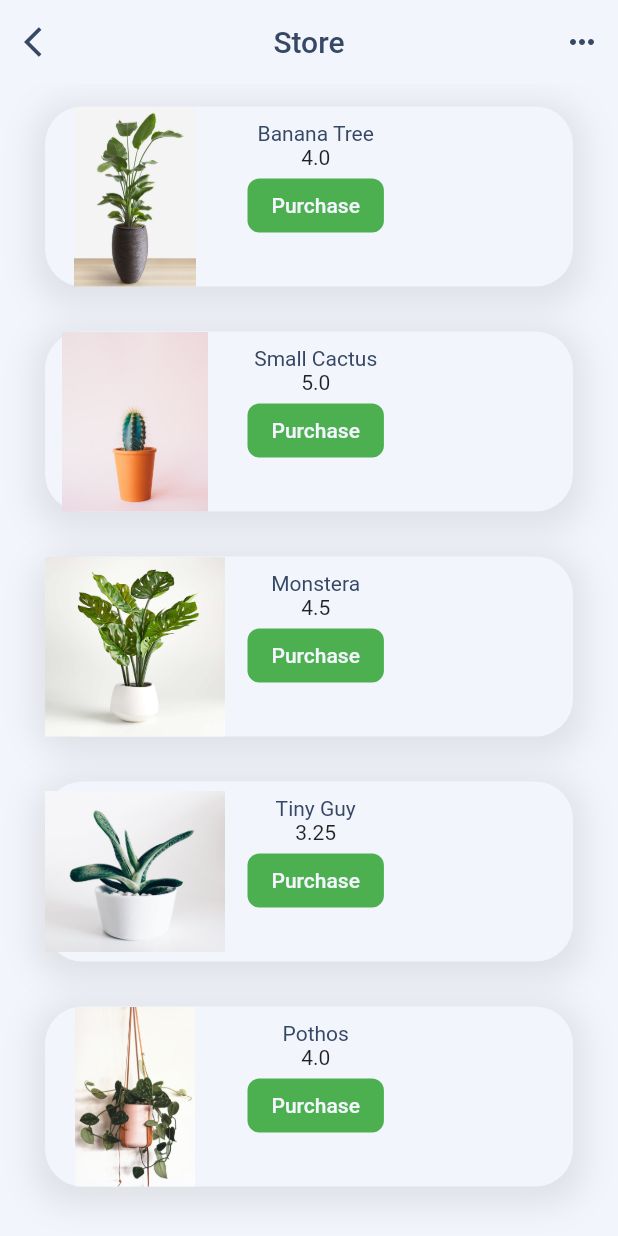
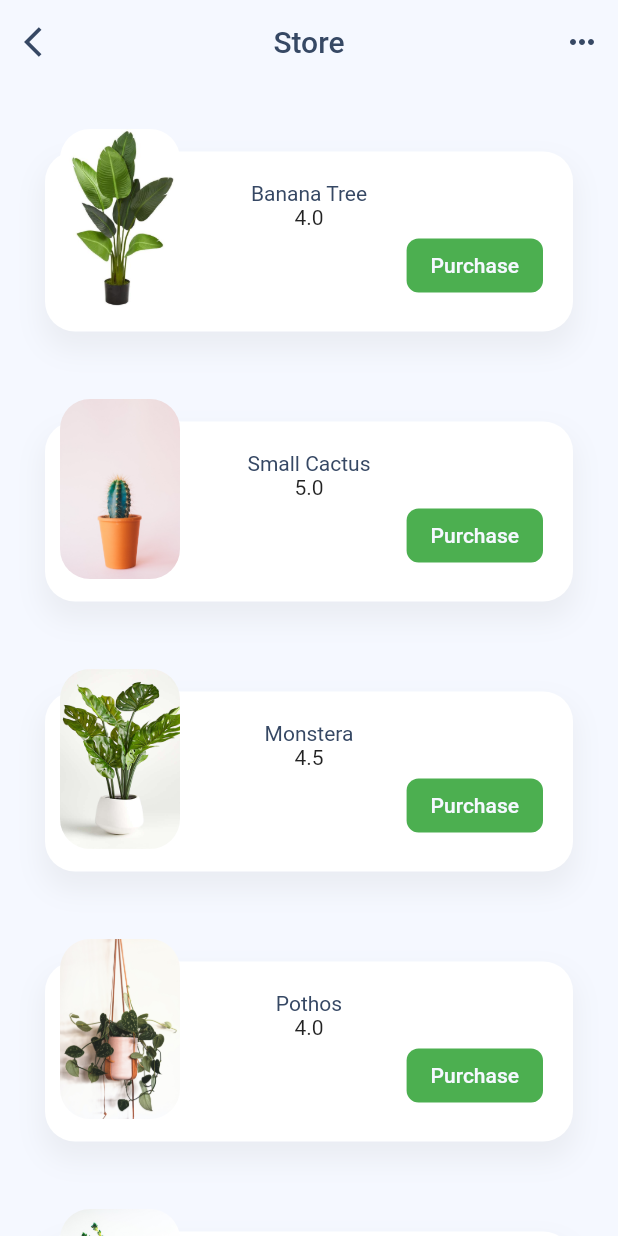
Before and after one commit to MatthieuNadeau96/plant_shop, a Flutter app: the screen it shows after launch, on a phone screen of 412 x 824 dp. Run offline on Flutter 3.47's test engine with Material 2 defaults, Android fonts, the phone set to English and light mode, and no system bars.

Commit message:
Changed the store_item images to stack onto the container & fixed the position of the store_item list for larger devices

```diff
--- a/lib/data/data.dart
+++ b/lib/data/data.dart
@@ -3,7 +3,7 @@ import 'package:plant_shop/model/plant_model.dart';
 List<PlantModel> getPlants() {
   List<PlantModel> plants = [
     PlantModel(
-      image: 'assets/images/banana-tree.jpg',
+      image: 'assets/images/banana-tree-2.jpg',
       name: 'Banana Tree',
       description: '',
       rating: 4.0,
@@ -24,19 +24,19 @@ List<PlantModel> getPlants() {
       price: 69.99,
     ),
     PlantModel(
-      image: 'assets/images/tiny-plant.jpg',
-      name: 'Tiny Guy',
-      description: '',
-      rating: 3.25,
-      price: 9.99,
-    ),
-    PlantModel(
       image: 'assets/images/pothos-type-plant.jpg',
       name: 'Pothos',
       description: '',
       rating: 4.00,
       price: 19.99,
     ),
+    PlantModel(
+      image: 'assets/images/blurry-succulent.jpg',
+      name: 'Succulent',
+      description: '',
+      rating: 4.25,
+      price: 9.99,
+    ),
   ];
   return plants;
 }
--- a/lib/main.dart
+++ b/lib/main.dart
@@ -13,7 +13,7 @@ class MyApp extends StatelessWidget {
       title: 'Flutter Demo',
       theme: ThemeData(
         primarySwatch: Colors.blue,
-        canvasColor: Color(0xffF2F5FC),
+        canvasColor: Color(0xffF5F8FF),
         textTheme: TextTheme(
           bodyText1: TextStyle(
             color: Color(0xff364864),
--- a/lib/screens/store_screen.dart
+++ b/lib/screens/store_screen.dart
@@ -25,7 +25,8 @@ class _StoreScreenState extends State<StoreScreen> {
       appBar: MyAppBar(
         title: 'Store',
       ),
-      body: Container(
+      body: SafeArea(
+        child: Container(
           child: ListView.builder(
             itemCount: plants.length,
             itemBuilder: (context, index) {
@@ -40,6 +41,7 @@ class _StoreScreenState extends State<StoreScreen> {
             },
           ),
         ),
+      ),
     );
   }
 }
--- a/lib/widgets/store_item.dart
+++ b/lib/widgets/store_item.dart
@@ -18,36 +18,29 @@ class StoreItem extends StatelessWidget {
   @override
   Widget build(BuildContext context) {
     ThemeData theme = Theme.of(context);
-    return Container(
+    Size deviceSize = MediaQuery.of(context).size;
+    return Center(
+      child: Container(
+        width: deviceSize.width < 600 ? deviceSize.width : 600,
+        padding: const EdgeInsets.only(top: 30),
+        child: Stack(
+          children: [
+            Container(
               height: 120,
+              margin: const EdgeInsets.symmetric(horizontal: 30, vertical: 15),
+              padding: const EdgeInsets.symmetric(horizontal: 20, vertical: 20),
               decoration: BoxDecoration(
-        color: theme.canvasColor,
-        borderRadius: BorderRadius.circular(25),
+                color: Colors.white,
+                borderRadius: BorderRadius.circular(20),
                 boxShadow: [
                   BoxShadow(
-            color: Colors.grey.withOpacity(0.23),
-            spreadRadius: 7,
-            blurRadius: 18,
-            offset: Offset(0, 5),
+                    color: Colors.grey.withOpacity(0.13),
+                    spreadRadius: 2,
+                    blurRadius: 15,
+                    offset: Offset(0, 10),
                   ),
                 ],
               ),
-      // height: 200,
-      margin: const EdgeInsets.symmetric(horizontal: 30, vertical: 15),
-      width: MediaQuery.of(context).size.width * 0.77,
-      child: Row(
-        children: [
-          ClipRRect(
-            child: Image(
-              height: 120,
-              width: 120,
-              image: AssetImage(image),
-              fit: BoxFit.contain,
-            ),
-          ),
-          Container(
-            height: 100,
-            margin: const EdgeInsets.only(left: 15),
               child: Column(
                 mainAxisAlignment: MainAxisAlignment.start,
                 children: [
@@ -76,8 +69,27 @@ class StoreItem extends StatelessWidget {
                   )
                 ],
               ),
-          )
+            ),
+            Positioned(
+              left: 40,
+              bottom: 30,
+              child: Align(
+                alignment: Alignment.centerLeft,
+                child: Container(
+                  height: 120,
+                  width: 80,
+                  child: ClipRRect(
+                    borderRadius: BorderRadius.circular(20),
+                    child: Image(
+                      image: AssetImage(image),
+                      fit: BoxFit.cover,
+                    ),
+                  ),
+                ),
+              ),
+            ),
           ],
+        ),
       ),
     );
   }
```
Lines whose indentation alone changed are shown as unchanged.
